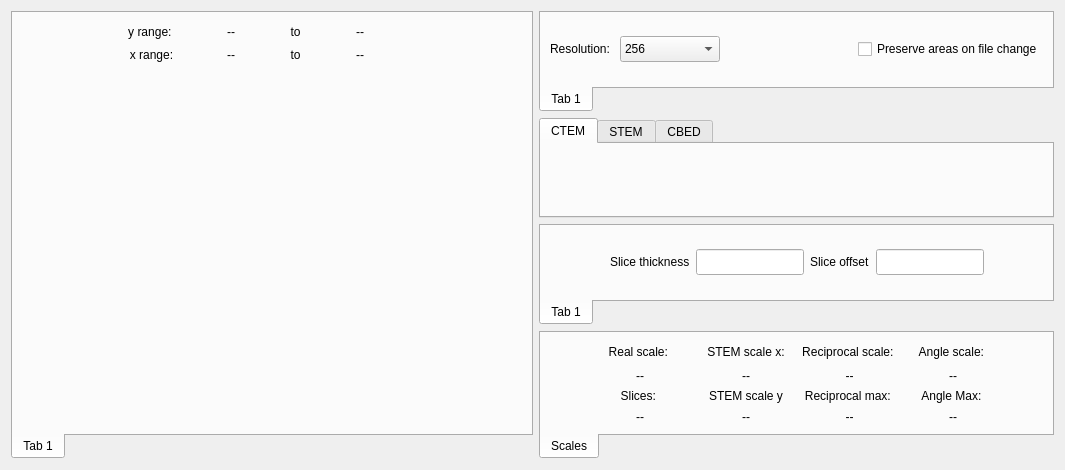
This is src/gui/dialogs/settings/frames/arealayoutframe.ui in JJPPeters/clTEM as Qt 5 draws it before an edit. The edited form follows.
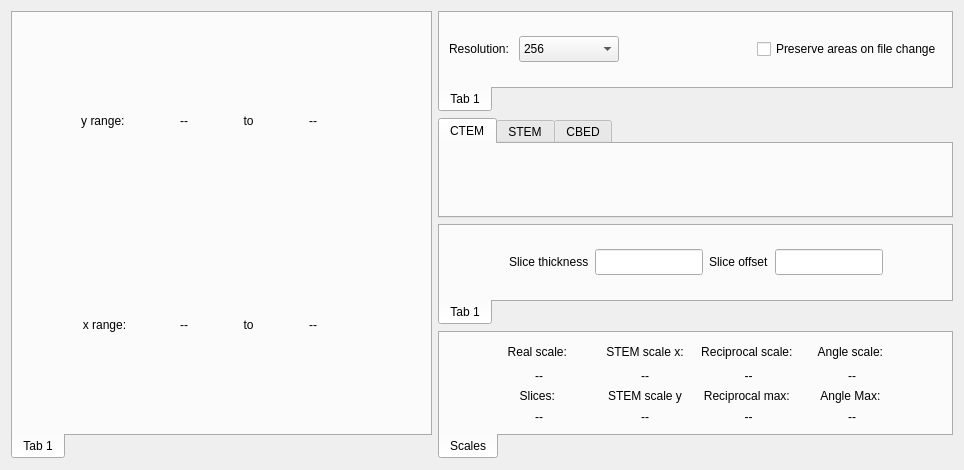
This is the edited form. Custom widgets are drawn as their Qt base class.

Commit message: Corrected structure position  - added border to atoms  - background colour is set (but will not update)

What changed in the file:
```diff
--- a/src/gui/dialogs/settings/frames/arealayoutframe.ui
+++ b/src/gui/dialogs/settings/frames/arealayoutframe.ui
@@ -6,14 +6,97 @@
    <rect>
     <x>0</x>
     <y>0</y>
-    <width>1063</width>
+    <width>964</width>
     <height>470</height>
    </rect>
   </property>
   <property name="windowTitle">
    <string>Form</string>
   </property>
-  <layout class="QGridLayout" name="gridLayout" rowstretch="0,0,0,0" columnstretch="1,0">
+  <layout class="QGridLayout" name="gridLayout" rowstretch="0,0,0,0" columnstretch="1,1">
+   <item row="2" column="1">
+    <widget class="tabPanel" name="tabZWidget">
+     <property name="sizePolicy">
+      <sizepolicy hsizetype="Minimum" vsizetype="Minimum">
+       <horstretch>0</horstretch>
+       <verstretch>0</verstretch>
+      </sizepolicy>
+     </property>
+     <property name="tabPosition">
+      <enum>QTabWidget::South</enum>
+     </property>
+     <property name="currentIndex">
+      <number>0</number>
+     </property>
+     <widget class="QWidget" name="tZ">
+      <attribute name="title">
+       <string>Tab 1</string>
+      </attribute>
+      <layout class="QGridLayout" name="gridLayout_3">
+       <item row="0" column="2">
+        <widget class="EditUnitsBox" name="edtSliceThickness">
+         <property name="minimumSize">
+          <size>
+           <width>100</width>
+           <height>26</height>
+          </size>
+         </property>
+        </widget>
+       </item>
+       <item row="0" column="6">
+        <spacer name="horizontalSpacer_5">
+         <property name="orientation">
+          <enum>Qt::Horizontal</enum>
+         </property>
+         <property name="sizeHint" stdset="0">
+          <size>
+           <width>43</width>
+           <height>20</height>
+          </size>
+         </property>
+        </spacer>
+       </item>
+       <item row="0" column="0">
+        <spacer name="horizontalSpacer_4">
+         <property name="orientation">
+          <enum>Qt::Horizontal</enum>
+         </property>
+         <property name="sizeHint" stdset="0">
+          <size>
+           <width>44</width>
+           <height>20</height>
+          </size>
+         </property>
+        </spacer>
+       </item>
+       <item row="0" column="1">
+        <widget class="QLabel" name="label_4">
+         <property name="text">
+          <string>Slice thickness</string>
+         </property>
+        </widget>
+       </item>
+       <item row="0" column="4">
+        <widget class="EditUnitsBox" name="edtSliceOffset">
+         <property name="minimumSize">
+          <size>
+           <width>100</width>
+           <height>26</height>
+          </size>
+         </property>
+        </widget>
+       </item>
+       <item row="0" column="3">
+        <widget class="QLabel" name="label_5">
+         <property name="text">
+          <string>Slice offset</string>
+         </property>
+        </widget>
+       </item>
+      </layout>
+     </widget>
+    </widget>
+   </item>
    <item row="0" column="1">
     <widget class="tabPanel" name="tabGeneralWidget">
      <property name="sizePolicy">
@@ -114,136 +197,6 @@
      </widget>
     </widget>
    </item>
-   <item row="1" column="1">
-    <widget class="QTabWidget" name="tabAreaWidget">
-     <property name="sizePolicy">
-      <sizepolicy hsizetype="Minimum" vsizetype="Minimum">
-       <horstretch>0</horstretch>
-       <verstretch>0</verstretch>
-      </sizepolicy>
-     </property>
-     <property name="currentIndex">
-      <number>0</number>
-     </property>
-     <widget class="QWidget" name="tbCtem">
-      <attribute name="title">
-       <string>CTEM</string>
-      </attribute>
-      <layout class="QHBoxLayout" name="horizontalLayout_2">
-       <item>
-        <layout class="QVBoxLayout" name="vCtemLayout">
-         <property name="sizeConstraint">
-          <enum>QLayout::SetDefaultConstraint</enum>
-         </property>
-        </layout>
-       </item>
-      </layout>
-     </widget>
-     <widget class="QWidget" name="tbStem">
-      <attribute name="title">
-       <string>STEM</string>
-      </attribute>
-      <layout class="QVBoxLayout" name="verticalLayout_3">
-       <item>
-        <layout class="QVBoxLayout" name="vStemLayout"/>
-       </item>
-      </layout>
-     </widget>
-     <widget class="QWidget" name="tbCbed">
-      <attribute name="title">
-       <string>CBED</string>
-      </attribute>
-      <layout class="QVBoxLayout" name="verticalLayout_2">
-       <item>
-        <layout class="QVBoxLayout" name="vCbedLayout"/>
-       </item>
-      </layout>
-     </widget>
-    </widget>
-   </item>
-   <item row="2" column="1">
-    <widget class="tabPanel" name="tabZWidget">
-     <property name="sizePolicy">
-      <sizepolicy hsizetype="Minimum" vsizetype="Minimum">
-       <horstretch>0</horstretch>
-       <verstretch>0</verstretch>
-      </sizepolicy>
-     </property>
-     <property name="tabPosition">
-      <enum>QTabWidget::South</enum>
-     </property>
-     <property name="currentIndex">
-      <number>0</number>
-     </property>
-     <widget class="QWidget" name="tZ">
-      <attribute name="title">
-       <string>Tab 1</string>
-      </attribute>
-      <layout class="QGridLayout" name="gridLayout_3">
-       <item row="0" column="2">
-        <widget class="EditUnitsBox" name="edtSliceThickness">
-         <property name="minimumSize">
-          <size>
-           <width>100</width>
-           <height>26</height>
-          </size>
-         </property>
-        </widget>
-       </item>
-       <item row="0" column="6">
-        <spacer name="horizontalSpacer_5">
-         <property name="orientation">
-          <enum>Qt::Horizontal</enum>
-         </property>
-         <property name="sizeHint" stdset="0">
-          <size>
-           <width>43</width>
-           <height>20</height>
-          </size>
-         </property>
-        </spacer>
-       </item>
-       <item row="0" column="0">
-        <spacer name="horizontalSpacer_4">
-         <property name="orientation">
-          <enum>Qt::Horizontal</enum>
-         </property>
-         <property name="sizeHint" stdset="0">
-          <size>
-           <width>44</width>
-           <height>20</height>
-          </size>
-         </property>
-        </spacer>
-       </item>
-       <item row="0" column="1">
-        <widget class="QLabel" name="label_4">
-         <property name="text">
-          <string>Slice thickness</string>
-         </property>
-        </widget>
-       </item>
-       <item row="0" column="4">
-        <widget class="EditUnitsBox" name="edtSliceOffset">
-         <property name="minimumSize">
-          <size>
-           <width>100</width>
-           <height>26</height>
-          </size>
-         </property>
-        </widget>
-       </item>
-       <item row="0" column="3">
-        <widget class="QLabel" name="label_5">
-         <property name="text">
-          <string>Slice offset</string>
-         </property>
-        </widget>
-       </item>
-      </layout>
-     </widget>
-    </widget>
-   </item>
    <item row="3" column="1">
     <widget class="tabPanel" name="tabScaleWidget">
      <property name="sizePolicy">
@@ -484,8 +437,6 @@
     </widget>
    </item>
    <item row="0" column="0" rowspan="4">
-    <layout class="QVBoxLayout" name="verticalLayout">
-     <item>
       <widget class="tabPanel" name="tbStructurePlot">
        <property name="tabPosition">
         <enum>QTabWidget::South</enum>
@@ -497,7 +448,11 @@
         <attribute name="title">
          <string>Tab 1</string>
         </attribute>
-        <layout class="QGridLayout" name="gridLayout_4" rowstretch="0,0,1" columnstretch="1,0,0,0,0,1,0">
+      <layout class="QVBoxLayout" name="verticalLayout">
+       <item>
+        <layout class="QVBoxLayout" name="vPlotLayout">
+         <item>
+          <layout class="QGridLayout" name="gridLayout_7">
          <item row="0" column="0">
           <spacer name="horizontalSpacer_10">
            <property name="orientation">
@@ -511,26 +466,10 @@
            </property>
           </spacer>
          </item>
-         <item row="0" column="1">
-          <widget class="QLabel" name="label_17">
+           <item row="0" column="3">
+            <widget class="QLabel" name="label_18">
            <property name="text">
-            <string>y range: </string>
-           </property>
-           <property name="alignment">
-            <set>Qt::AlignCenter</set>
-           </property>
-          </widget>
-         </item>
-         <item row="1" column="4">
-          <widget class="QLabel" name="lblStructFinishY">
-           <property name="minimumSize">
-            <size>
-             <width>100</width>
-             <height>0</height>
-            </size>
-           </property>
-           <property name="text">
-            <string>--</string>
+              <string> to </string>
            </property>
            <property name="alignment">
             <set>Qt::AlignCenter</set>
@@ -553,8 +492,8 @@
            </property>
           </spacer>
          </item>
-         <item row="1" column="2">
-          <widget class="QLabel" name="lblStructStartY">
+           <item row="0" column="2">
+            <widget class="QLabel" name="lblStructStartX">
            <property name="minimumSize">
             <size>
              <width>100</width>
@@ -579,6 +518,54 @@
            </property>
           </widget>
          </item>
+           <item row="1" column="4">
+            <widget class="QLabel" name="lblStructFinishY">
+             <property name="minimumSize">
+              <size>
+               <width>100</width>
+               <height>0</height>
+              </size>
+             </property>
+             <property name="text">
+              <string>--</string>
+             </property>
+             <property name="alignment">
+              <set>Qt::AlignCenter</set>
+             </property>
+            </widget>
+           </item>
+           <item row="1" column="2">
+            <widget class="QLabel" name="lblStructStartY">
+             <property name="minimumSize">
+              <size>
+               <width>100</width>
+               <height>0</height>
+              </size>
+             </property>
+             <property name="text">
+              <string>--</string>
+             </property>
+             <property name="alignment">
+              <set>Qt::AlignCenter</set>
+             </property>
+            </widget>
+           </item>
+           <item row="0" column="4">
+            <widget class="QLabel" name="lblStructFinishX">
+             <property name="minimumSize">
+              <size>
+               <width>100</width>
+               <height>0</height>
+              </size>
+             </property>
+             <property name="text">
+              <string>--</string>
+             </property>
+             <property name="alignment">
+              <set>Qt::AlignCenter</set>
+             </property>
+            </widget>
+           </item>
          <item row="1" column="3">
           <widget class="QLabel" name="label_19">
            <property name="text">
@@ -589,63 +576,70 @@
            </property>
           </widget>
          </item>
-         <item row="0" column="4">
-          <widget class="QLabel" name="lblStructFinishX">
-           <property name="minimumSize">
-            <size>
-             <width>100</width>
-             <height>0</height>
-            </size>
-           </property>
+           <item row="0" column="1">
+            <widget class="QLabel" name="label_17">
            <property name="text">
-            <string>--</string>
+              <string>y range: </string>
            </property>
            <property name="alignment">
             <set>Qt::AlignCenter</set>
            </property>
           </widget>
          </item>
-         <item row="0" column="3">
-          <widget class="QLabel" name="label_18">
-           <property name="text">
-            <string> to </string>
-           </property>
-           <property name="alignment">
-            <set>Qt::AlignCenter</set>
-           </property>
-          </widget>
-         </item>
-         <item row="0" column="2">
-          <widget class="QLabel" name="lblStructStartX">
-           <property name="minimumSize">
-            <size>
-             <width>100</width>
-             <height>0</height>
-            </size>
-           </property>
-           <property name="text">
-            <string>--</string>
-           </property>
-           <property name="alignment">
-            <set>Qt::AlignCenter</set>
-           </property>
-          </widget>
-         </item>
-         <item row="2" column="0" colspan="7">
-          <widget class="OGLViewWidget" name="pltStructure" native="true">
-           <property name="minimumSize">
-            <size>
-             <width>500</width>
-             <height>0</height>
-            </size>
-           </property>
-          </widget>
+          </layout>
+         </item>
+        </layout>
+       </item>
+      </layout>
+     </widget>
+    </widget>
+   </item>
+   <item row="1" column="1">
+    <widget class="QTabWidget" name="tabAreaWidget">
+     <property name="sizePolicy">
+      <sizepolicy hsizetype="Minimum" vsizetype="Minimum">
+       <horstretch>0</horstretch>
+       <verstretch>0</verstretch>
+      </sizepolicy>
+     </property>
+     <property name="currentIndex">
+      <number>0</number>
+     </property>
+     <widget class="QWidget" name="tbCtem">
+      <attribute name="title">
+       <string>CTEM</string>
+      </attribute>
+      <layout class="QHBoxLayout" name="horizontalLayout_2">
+       <item>
+        <layout class="QVBoxLayout" name="vCtemLayout">
+         <property name="sizeConstraint">
+          <enum>QLayout::SetDefaultConstraint</enum>
+         </property>
+        </layout>
+       </item>
+      </layout>
+     </widget>
+     <widget class="QWidget" name="tbStem">
+      <attribute name="title">
+       <string>STEM</string>
+      </attribute>
+      <layout class="QVBoxLayout" name="verticalLayout_3">
+       <item>
+        <layout class="QVBoxLayout" name="vStemLayout"/>
          </item>
         </layout>
        </widget>
-      </widget>
-     </item>
-    </layout>
+     <widget class="QWidget" name="tbCbed">
+      <attribute name="title">
+       <string>CBED</string>
+      </attribute>
+      <layout class="QVBoxLayout" name="verticalLayout_2">
+       <item>
+        <layout class="QVBoxLayout" name="vCbedLayout"/>
+       </item>
+      </layout>
+     </widget>
+    </widget>
    </item>
   </layout>
  </widget>
@@ -661,12 +655,6 @@
    <header>controls/tabpanel.h</header>
    <container>1</container>
   </customwidget>
-  <customwidget>
-   <class>OGLViewWidget</class>
-   <extends>QWidget</extends>
-   <header>controls/oglviewwidget/oglviewwidget.h</header>
-   <container>1</container>
-  </customwidget>
  </customwidgets>
  <tabstops>
   <tabstop>edtSliceThickness</tabstop>
```
Lines whose indentation alone changed are shown as unchanged. The commit also changes 7 other files.
